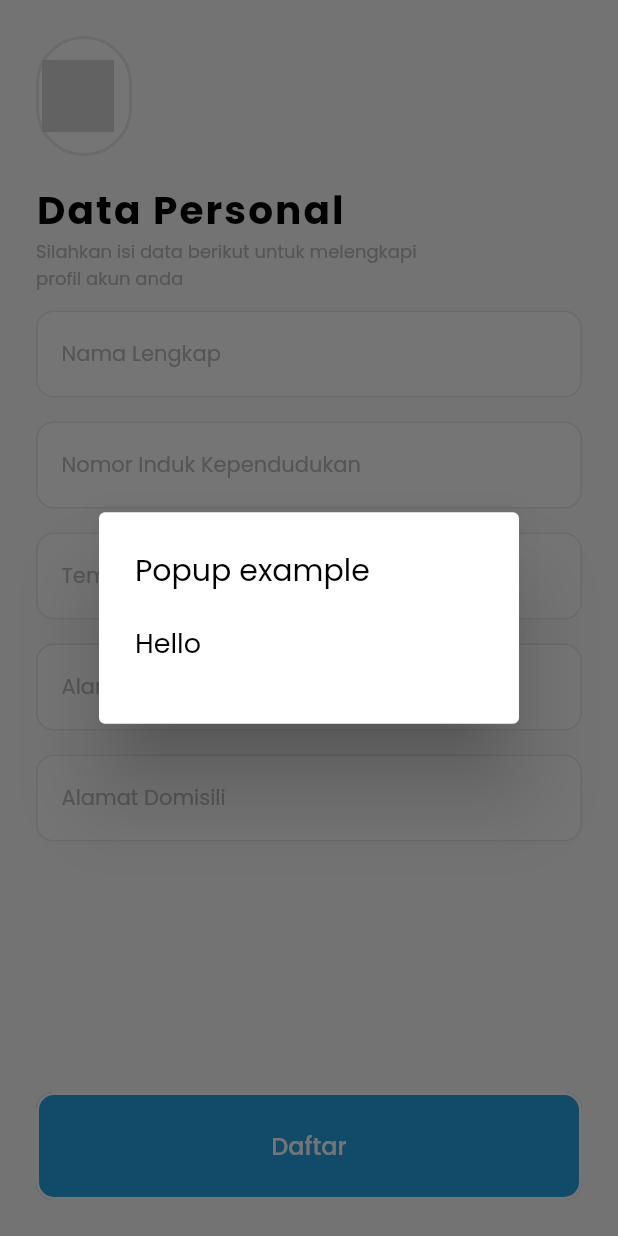
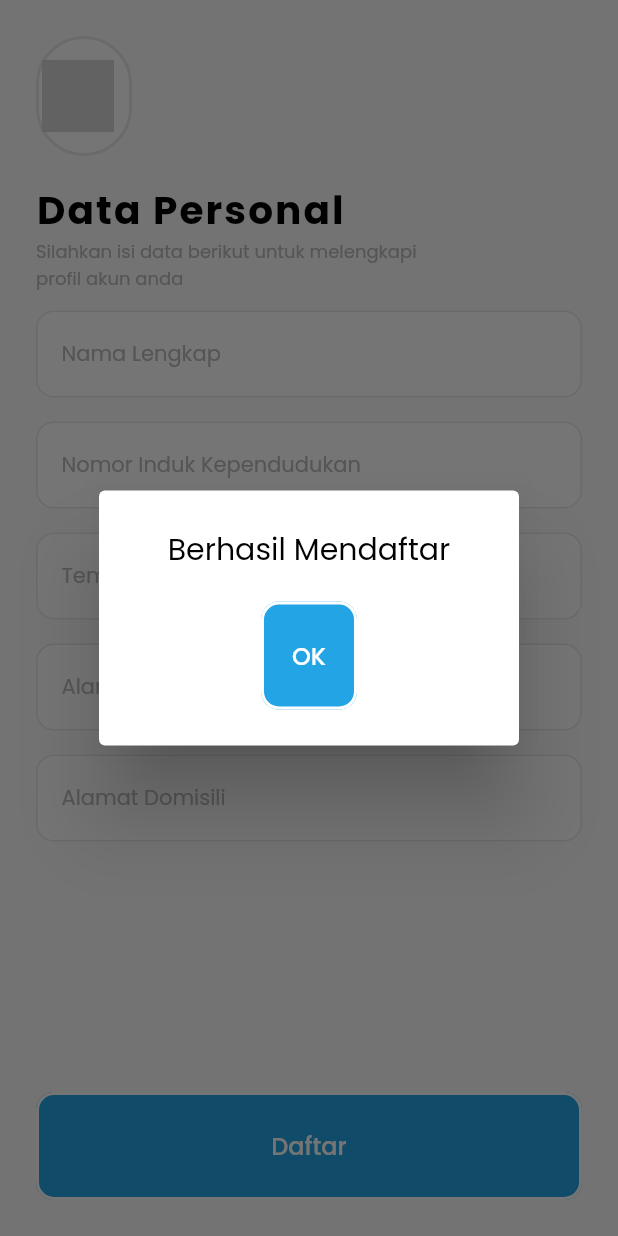
Before and after one commit to fransachmadhw/flutter-stunting, a Flutter app: the RegisterPage2 screen opened directly, after a tap on "Daftar", on a phone screen of 412 x 824 dp. Run offline on Flutter 3.47's test engine with Material 2 defaults, Android fonts, the phone set to English and light mode, and no system bars; missing offline and left inert: iconify_flutter.

Commit message:
Success box

```diff
--- a/lib/page/authentication/register_page_2.dart
+++ b/lib/page/authentication/register_page_2.dart
@@ -3,6 +3,7 @@ import 'package:flutter/material.dart';
 import 'package:flutter_stunting/widgets/button/custom_back_button.dart';
 import 'package:flutter_stunting/commons/globals.dart';
 import 'package:flutter_stunting/widgets/button/primary_button.dart';
+import 'package:flutter_stunting/widgets/dialog/success_dialog.dart';
 import 'package:flutter_stunting/widgets/input/custom_bordered_input.dart';
 import 'package:iconify_flutter/icons/ph.dart';
 
@@ -95,8 +96,8 @@ class _RegisterPage2State extends State<RegisterPage2> {
                 onPressed: () {
                   showDialog(
                     context: context,
-                    builder: (BuildContext context) =>
-                        _buildPopupDialog(context),
+                    builder: (BuildContext context) => SuccessDialog(
+                        onPressed: () => {Navigator.of(context).pop()}),
                   );
                 },
                 title: 'Daftar',
@@ -113,24 +114,3 @@ class _RegisterPage2State extends State<RegisterPage2> {
     );
   }
 }
-
-Widget _buildPopupDialog(BuildContext context) {
-  return new AlertDialog(
-    title: const Text('Popup example'),
-    content: new Column(
-      mainAxisSize: MainAxisSize.min,
-      crossAxisAlignment: CrossAxisAlignment.start,
-      children: <Widget>[
-        Text("Hello"),
-      ],
-    ),
-    actions: <Widget>[
-      // new ElevatedButton(
-      //   onPressed: () {
-      //     Navigator.of(context).pop();
-      //   },
-      //   child: const Text('Close'),
-      // ),
-    ],
-  );
-}
--- /dev/null
+++ b/lib/widgets/dialog/success_dialog.dart
@@ -0,0 +1,25 @@
+import 'package:flutter/material.dart';
+import 'package:flutter_stunting/commons/globals.dart';
+import 'package:flutter/src/widgets/container.dart';
+import 'package:flutter/src/widgets/framework.dart';
+import 'package:flutter_stunting/widgets/button/primary_button.dart';
+
+class SuccessDialog extends StatelessWidget {
+  final Function onPressed;
+  const SuccessDialog({super.key, required this.onPressed});
+
+  @override
+  Widget build(BuildContext context) {
+    return AlertDialog(
+      title: const Text('Berhasil Mendaftar', textAlign: TextAlign.center),
+      content: Column(
+        mainAxisSize: MainAxisSize.min,
+        crossAxisAlignment: CrossAxisAlignment.center,
+        children: [
+          PrimaryButton(
+              onPressed: onPressed, title: "OK", type: ButtonType.primary)
+        ],
+      ),
+    );
+  }
+}
```
